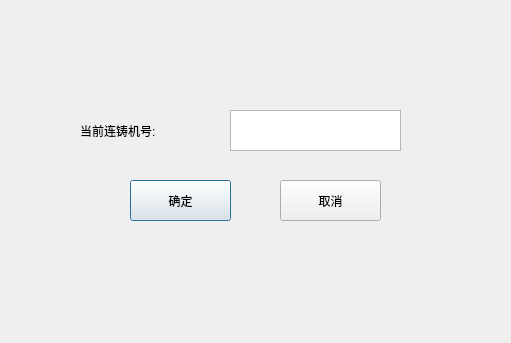
Old version of the form UI_SetLocNo.ui in the repository FSPengchen/Steel_FixdLengthSystem.
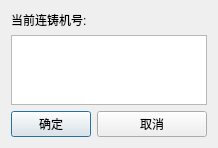
New version of the form.

Patch:
```diff
--- a/UI_SetLocNo.ui
+++ b/UI_SetLocNo.ui
@@ -6,68 +6,57 @@
    <rect>
     <x>0</x>
     <y>0</y>
-    <width>511</width>
-    <height>343</height>
+    <width>218</width>
+    <height>147</height>
    </rect>
   </property>
   <property name="windowTitle">
    <string>修改连铸机号</string>
   </property>
+  <layout class="QGridLayout" name="gridLayout">
+   <item row="0" column="0">
+    <layout class="QVBoxLayout" name="verticalLayout">
+     <property name="sizeConstraint">
+      <enum>QLayout::SetNoConstraint</enum>
+     </property>
+     <item>
+      <widget class="QLabel" name="Labtxt_ClassNo">
+       <property name="styleSheet">
+        <string notr="true">font: 12pt \&quot;微软雅黑\&quot;;</string>
+       </property>
+       <property name="text">
+        <string>当前连铸机号:</string>
+       </property>
+      </widget>
+     </item>
+     <item>
   <widget class="QTextEdit" name="LabInput_LocNo">
-   <property name="geometry">
-    <rect>
-     <x>230</x>
-     <y>110</y>
-     <width>171</width>
-     <height>41</height>
-    </rect>
-   </property>
    <property name="styleSheet">
     <string notr="true">font: 12pt \&quot;微软雅黑\&quot;;</string>
    </property>
   </widget>
+     </item>
+    </layout>
+   </item>
+   <item row="1" column="0">
+    <layout class="QFormLayout" name="formLayout">
+     <item row="0" column="0">
   <widget class="QPushButton" name="Btn_LocNoYes">
-   <property name="geometry">
-    <rect>
-     <x>130</x>
-     <y>180</y>
-     <width>101</width>
-     <height>41</height>
-    </rect>
-   </property>
    <property name="text">
     <string>确定</string>
    </property>
   </widget>
+     </item>
+     <item row="0" column="1">
   <widget class="QPushButton" name="Btn_LocNoNo">
-   <property name="geometry">
-    <rect>
-     <x>280</x>
-     <y>180</y>
-     <width>101</width>
-     <height>41</height>
-    </rect>
-   </property>
    <property name="text">
     <string>取消</string>
    </property>
   </widget>
-  <widget class="QLabel" name="Labtxt_ClassNo">
-   <property name="geometry">
-    <rect>
-     <x>80</x>
-     <y>110</y>
-     <width>131</width>
-     <height>41</height>
-    </rect>
-   </property>
-   <property name="styleSheet">
-    <string notr="true">font: 12pt \&quot;微软雅黑\&quot;;</string>
-   </property>
-   <property name="text">
-    <string>当前连铸机号:</string>
-   </property>
-  </widget>
+     </item>
+    </layout>
+   </item>
+  </layout>
  </widget>
  <resources/>
  <connections/>
```
Lines whose indentation alone changed are shown as unchanged.
